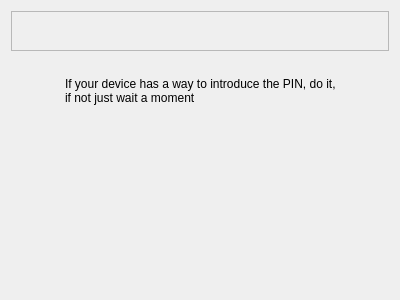
The window that src/wizard/pages/pairing.ui (KDE/bluedevil) describes before a commit, drawn with Qt 5.
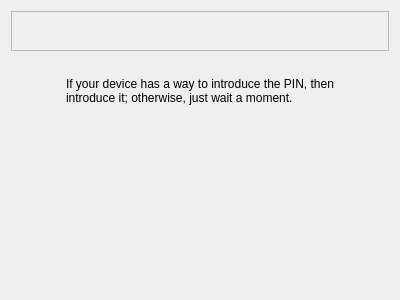
The same window after the commit.

What changed in the file:
```diff
--- a/src/wizard/pages/pairing.ui
+++ b/src/wizard/pages/pairing.ui
@@ -102,7 +102,7 @@
      <item>
       <widget class="QLabel" name="label_2">
        <property name="text">
-        <string>If your device has a way to introduce the PIN, do it, if not just wait a moment</string>
+        <string>If your device has a way to introduce the PIN, then introduce it; otherwise, just wait a moment.</string>
        </property>
        <property name="wordWrap">
         <bool>true</bool>
```
